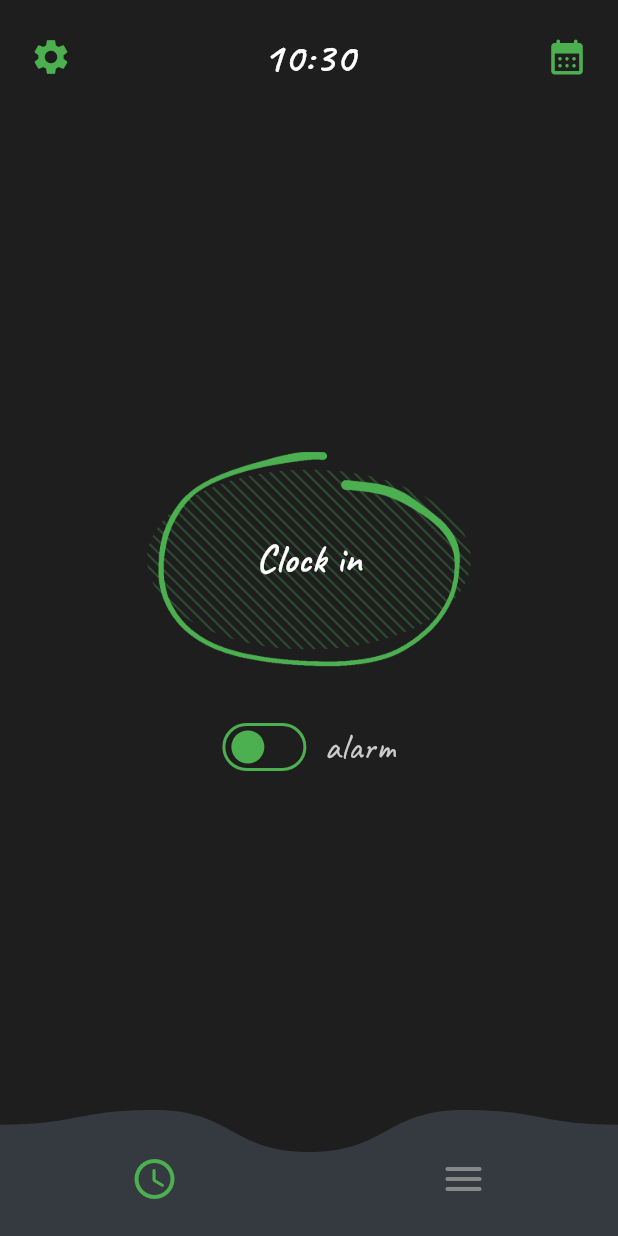
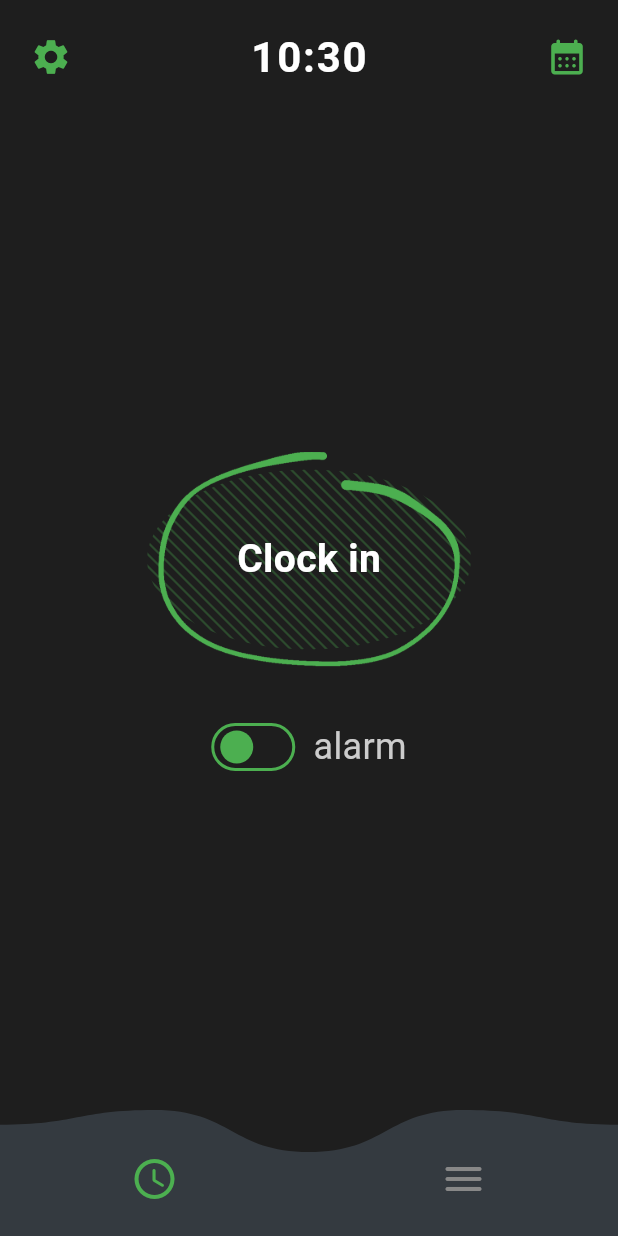
Before and after one commit to Emi7i/ClockOut, a Flutter app: the screen it shows after launch, on a phone screen of 412 x 824 dp. Run offline on Flutter 3.47's test engine with Material 3 defaults, Android fonts, the phone set to English and light mode, and no system bars; our stand-ins replace flutter_bloc, flutter_colorpicker, flutter_local_notifications, flutter_svg, material_ui, permission_handler and 1 more; missing offline and left inert: alarm; accounts and stored records are empty.

Commit message:
Change font to Roboto and Iceland

```diff
--- a/lib/core/constants/app_text_styles.dart
+++ b/lib/core/constants/app_text_styles.dart
@@ -4,57 +4,57 @@ import 'app_colors.dart';
 /// ─────────────────────────────────────────────────────────────
 ///  APP TEXT STYLES
 ///  All typography in one place.
-///  To swap font: change [_font] and update pubspec.yaml.
+///  To swap fonts: change [_font] / [_titleFont] and update pubspec.yaml.
 /// ─────────────────────────────────────────────────────────────
 abstract final class AppTextStyles {
   /// ← swap font family here
-  static const String _font = 'Caveat';
+  static const String _font = 'Roboto';
+
+  /// Display font for titles and big text (e.g. the calendar's month/year).
+  static const String _titleFont = 'Iceland';
 
   // ── Calendar (redesign) ───────────────────────────────────
-  /// Redesign typeface. Roboto is the Android system default, so no
-  /// font asset is bundled.
-  static const String _calendarFont = 'Roboto';
-
+  /// Month and year. Iceland only ships a regular weight.
   static const TextStyle calendarTitle = TextStyle(
-    fontFamily: _calendarFont,
-    fontSize: 16,
-    fontWeight: FontWeight.w700,
+    fontFamily: _titleFont,
+    fontSize: 28,
+    fontWeight: FontWeight.w400,
   );
 
   static const TextStyle calendarWeekday = TextStyle(
-    fontFamily: _calendarFont,
+    fontFamily: _font,
     fontSize: 12,
     fontWeight: FontWeight.w500,
     color: AppColors.calendarTextSecondary,
   );
 
   static const TextStyle calendarDay = TextStyle(
-    fontFamily: _calendarFont,
+    fontFamily: _font,
     fontSize: 14,
     fontWeight: FontWeight.w500,
     color: AppColors.calendarText,
   );
 
   static const TextStyle agendaHeader = TextStyle(
-    fontFamily: _calendarFont,
+    fontFamily: _font,
     fontSize: 13,
     color: AppColors.calendarText,
   );
 
   static const TextStyle agendaEmpty = TextStyle(
-    fontFamily: _calendarFont,
+    fontFamily: _font,
     fontSize: 16,
     color: AppColors.calendarText,
   );
 
   static const TextStyle agendaEventTitle = TextStyle(
-    fontFamily: _calendarFont,
+    fontFamily: _font,
     fontSize: 16,
     color: AppColors.textPrimary,
   );
 
   static const TextStyle agendaEventDetail = TextStyle(
-    fontFamily: _calendarFont,
+    fontFamily: _font,
     fontSize: 13,
     color: AppColors.calendarTextSecondary,
   );
--- a/lib/main.dart
+++ b/lib/main.dart
@@ -150,7 +150,7 @@ class ClockApp extends StatelessWidget {
                 secondary: accentColor,
                 surface:   AppColors.surface,
               ),
-              fontFamily:  'Caveat',
+              fontFamily:  'Roboto',
               useMaterial3: true,
             ),
             home: const AppShell(),
```
Also changed, not shown: pubspec.yaml (+3 -5 lines), assets/fonts/Iceland-Regular.ttf (added), 2 other files.
